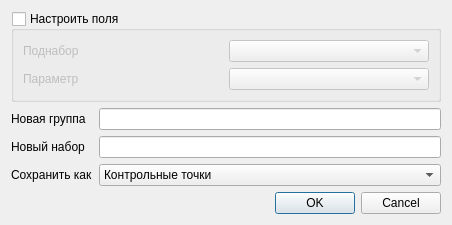
Qt form qgis_pds_saveMapsetToPDS_base.ui (vvkond/QGIS) before a commit.
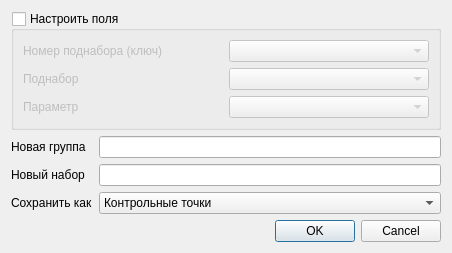
The same form after that commit.

Commit message: Сохранение данных

What changed in the file:
```diff
--- a/qgis_pds_saveMapsetToPDS_base.ui
+++ b/qgis_pds_saveMapsetToPDS_base.ui
@@ -7,7 +7,7 @@
     <x>0</x>
     <y>0</y>
     <width>452</width>
-    <height>210</height>
+    <height>236</height>
    </rect>
   </property>
   <property name="windowTitle">
@@ -87,17 +87,14 @@
       <bool>false</bool>
      </property>
      <layout class="QGridLayout" name="gridLayout_2">
-      <item row="0" column="0">
+      <item row="1" column="0">
        <widget class="QLabel" name="label_4">
         <property name="text">
          <string>Поднабор</string>
         </property>
        </widget>
       </item>
-      <item row="0" column="1">
-       <widget class="QComboBox" name="mSubsetFields"/>
-      </item>
-      <item row="1" column="0">
+      <item row="2" column="0">
        <widget class="QLabel" name="label_6">
         <property name="text">
          <string>Параметр</string>
@@ -105,8 +102,21 @@
        </widget>
       </item>
       <item row="1" column="1">
+       <widget class="QComboBox" name="mSubsetFields"/>
+      </item>
+      <item row="2" column="1">
        <widget class="QComboBox" name="mParameterFields"/>
       </item>
+      <item row="0" column="1">
+       <widget class="QComboBox" name="mKeyFields"/>
+      </item>
+      <item row="0" column="0">
+       <widget class="QLabel" name="label_5">
+        <property name="text">
+         <string>Номер поднабора (ключ)</string>
+        </property>
+       </widget>
+      </item>
      </layout>
     </widget>
    </item>
```
The commit also changes 1 other file.
